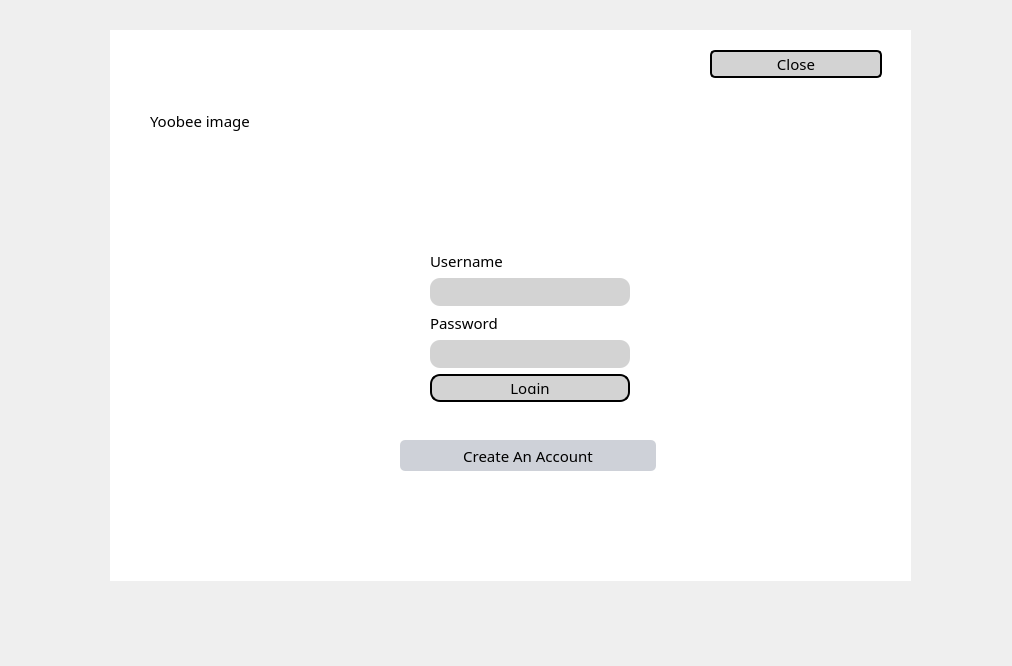
Qt form NewWindowChur/loginscreen.ui (jandrealyn/LibraryQtSystem) before a commit.
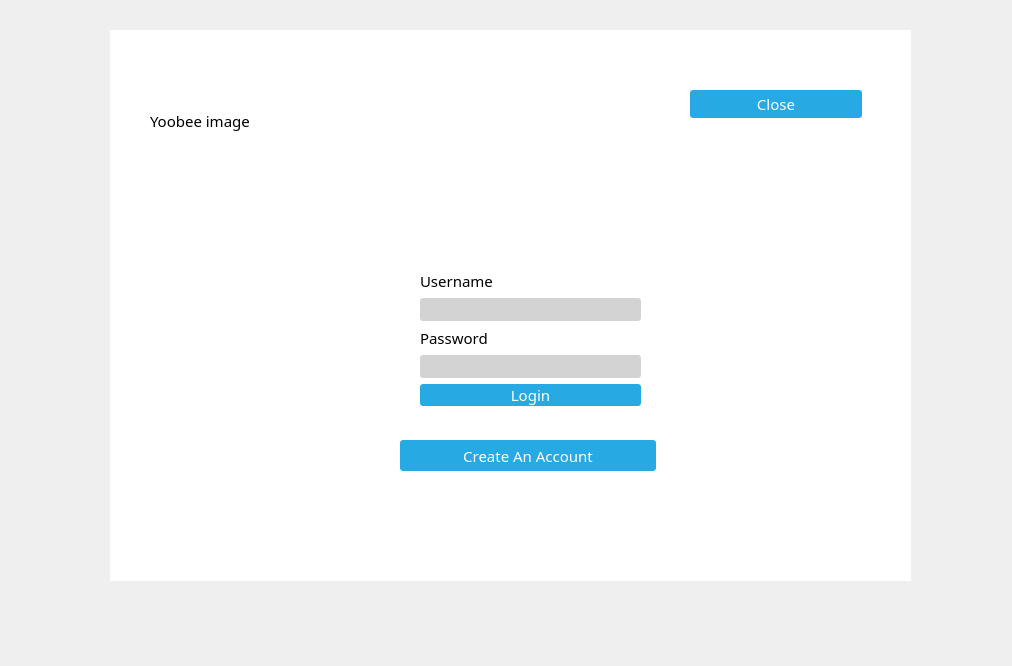
The same form after that commit.

```diff
--- a/NewWindowChur/loginscreen.ui
+++ b/NewWindowChur/loginscreen.ui
@@ -70,38 +70,63 @@
    <widget class="QPushButton" name="close">
     <property name="geometry">
      <rect>
-      <x>600</x>
-      <y>20</y>
+      <x>580</x>
+      <y>60</y>
       <width>172</width>
       <height>28</height>
      </rect>
     </property>
     <property name="styleSheet">
-     <string notr="true">QPushButton#close{
-background-color: #d3d3d3;
-border-width: 2px;
-border-radius: 5px;
-border-color: black;
-min-width: 5em;
-padding: 3px;
-}</string>
+     <string notr="true">QPushButton
+{
+  color: white;
+  background-color: #27a9e3;
+  border-width: 0px;
+  border-radius: 3px;
+}
+hover:
+
+QPushButton:hover { background-color: #66c011; }</string>
     </property>
     <property name="text">
      <string>Close</string>
     </property>
    </widget>
-   <widget class="QWidget" name="gridLayoutWidget">
+   <widget class="QPushButton" name="Create">
     <property name="geometry">
      <rect>
-      <x>320</x>
-      <y>220</y>
-      <width>200</width>
-      <height>152</height>
+      <x>290</x>
+      <y>410</y>
+      <width>256</width>
+      <height>31</height>
      </rect>
     </property>
-    <layout class="QGridLayout" name="gridLayout">
-     <item row="0" column="0">
-      <layout class="QVBoxLayout" name="verticalLayout">
+    <property name="styleSheet">
+     <string notr="true">QPushButton
+{
+  color: white;
+  background-color: #27a9e3;
+  border-width: 0px;
+  border-radius: 3px;
+}
+hover:
+
+QPushButton:hover { background-color: #66c011; }</string>
+    </property>
+    <property name="text">
+     <string>Create An Account</string>
+    </property>
+   </widget>
+   <widget class="QWidget" name="formLayoutWidget">
+    <property name="geometry">
+     <rect>
+      <x>310</x>
+      <y>240</y>
+      <width>221</width>
+      <height>136</height>
+     </rect>
+    </property>
+    <layout class="QVBoxLayout" name="verticalLayout_2">
        <item>
         <widget class="QLabel" name="label">
          <property name="text">
@@ -110,7 +135,12 @@
         </widget>
        </item>
        <item>
-        <widget class="QLineEdit" name="username_input"/>
+      <widget class="QLineEdit" name="username_input">
+       <property name="styleSheet">
+        <string notr="true">QLabel { color: white; }
+QLineEdit { border-radius: 3px; }</string>
+       </property>
+      </widget>
        </item>
        <item>
         <widget class="QLabel" name="label_2">
@@ -121,6 +151,10 @@
        </item>
        <item>
         <widget class="QLineEdit" name="password_input">
+       <property name="styleSheet">
+        <string notr="true">QLabel { color: white; }
+QLineEdit { border-radius: 3px; }</string>
+       </property>
          <property name="echoMode">
           <enum>QLineEdit::Password</enum>
          </property>
@@ -129,19 +163,16 @@
        <item>
         <widget class="QPushButton" name="login">
          <property name="styleSheet">
-          <string notr="true">*{
-background-color:rgb(255, 255, 255); 
-font-family: cenury gothic, sans-serif;
-
+        <string notr="true">QPushButton
+{
+  color: white;
+  background-color: #27a9e3;
+  border-width: 0px;
+  border-radius: 3px;
 }
-QPushButton#login{
-background-color: #d3d3d3;
-border-width: 2px;
-border-radius: 10px;
-border-color: black;
-min-width: 10em;
-padding: 6px;
-}</string>
+hover:
+
+QPushButton:hover { background-color: #66c011; }</string>
          </property>
          <property name="text">
           <string>Login</string>
@@ -149,21 +180,6 @@
         </widget>
        </item>
       </layout>
-     </item>
-    </layout>
-   </widget>
-   <widget class="QPushButton" name="Create">
-    <property name="geometry">
-     <rect>
-      <x>290</x>
-      <y>410</y>
-      <width>256</width>
-      <height>31</height>
-     </rect>
-    </property>
-    <property name="text">
-     <string>Create An Account</string>
-    </property>
    </widget>
   </widget>
  </widget>
```
Left out of the diff: 3 changed lines with no effect on the pictures. Lines whose indentation alone changed are shown as unchanged.
